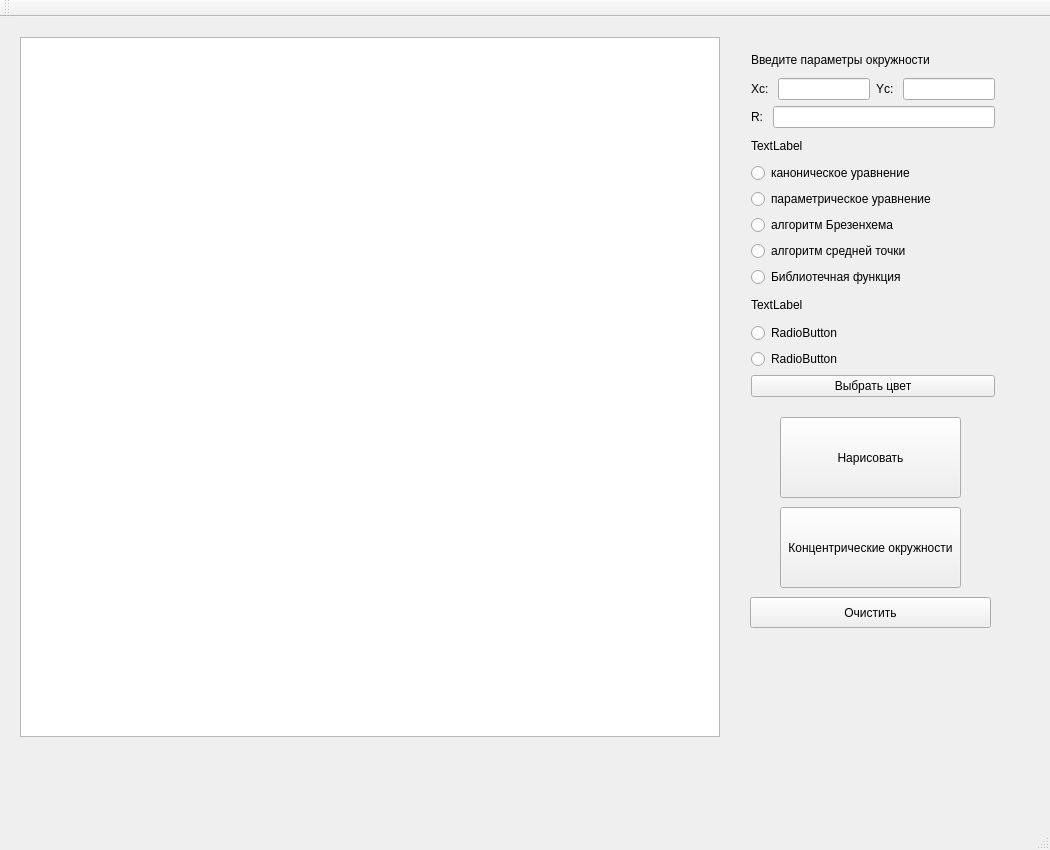
Qt form grafics/graf4/mainwindow.ui (ansushina/sem4) before a commit.
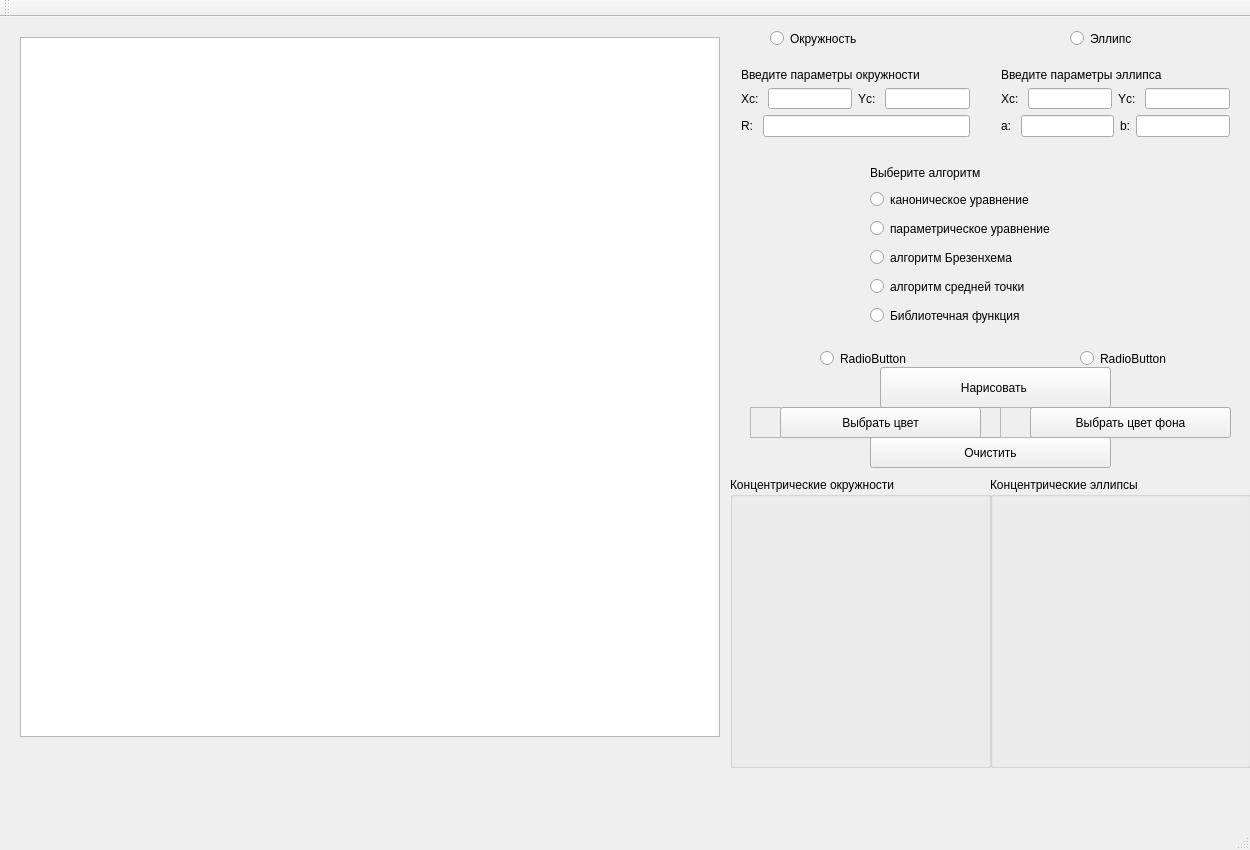
The same form after that commit.

What changed in the file:
```diff
--- a/grafics/graf4/mainwindow.ui
+++ b/grafics/graf4/mainwindow.ui
@@ -6,7 +6,7 @@
    <rect>
     <x>0</x>
     <y>0</y>
-    <width>1050</width>
+    <width>1250</width>
     <height>850</height>
    </rect>
   </property>
@@ -27,10 +27,10 @@
    <widget class="QWidget" name="verticalLayoutWidget">
     <property name="geometry">
      <rect>
-      <x>740</x>
-      <y>20</y>
-      <width>266</width>
-      <height>371</height>
+      <x>730</x>
+      <y>40</y>
+      <width>251</width>
+      <height>91</height>
      </rect>
     </property>
     <layout class="QVBoxLayout" name="verticalLayout">
@@ -79,96 +79,26 @@
        </item>
       </layout>
      </item>
-     <item>
-      <widget class="QLabel" name="label_5">
-       <property name="text">
-        <string>TextLabel</string>
-       </property>
-      </widget>
-     </item>
-     <item>
-      <widget class="QRadioButton" name="radioButton">
-       <property name="text">
-        <string>каноническое уравнение</string>
-       </property>
-      </widget>
-     </item>
-     <item>
-      <widget class="QRadioButton" name="radioButton_2">
-       <property name="text">
-        <string>параметрическое уравнение</string>
-       </property>
-      </widget>
-     </item>
-     <item>
-      <widget class="QRadioButton" name="radioButton_3">
-       <property name="text">
-        <string>алгоритм Брезенхема</string>
-       </property>
-      </widget>
-     </item>
-     <item>
-      <widget class="QRadioButton" name="radioButton_4">
-       <property name="text">
-        <string>алгоритм средней точки</string>
-       </property>
-      </widget>
-     </item>
-     <item>
-      <widget class="QRadioButton" name="radioButton_7">
-       <property name="text">
-        <string>Библиотечная функция </string>
-       </property>
-      </widget>
-     </item>
-     <item>
-      <widget class="QLabel" name="label_6">
-       <property name="text">
-        <string>TextLabel</string>
-       </property>
-      </widget>
-     </item>
-     <item>
-      <widget class="QRadioButton" name="radioButton_5">
-       <property name="text">
-        <string>RadioButton</string>
-       </property>
-      </widget>
-     </item>
-     <item>
-      <widget class="QRadioButton" name="radioButton_6">
-       <property name="text">
-        <string>RadioButton</string>
-       </property>
-      </widget>
-     </item>
-     <item>
-      <widget class="QPushButton" name="pushButton">
-       <property name="text">
-        <string>Выбрать цвет</string>
-       </property>
-      </widget>
-     </item>
     </layout>
    </widget>
    <widget class="QPushButton" name="pushButton_2">
     <property name="geometry">
      <rect>
-      <x>780</x>
-      <y>400</y>
-      <width>181</width>
-      <height>81</height>
+      <x>880</x>
+      <y>350</y>
+      <width>231</width>
+      <height>41</height>
      </rect>
     </property>
     <property name="text">
-     <string>Нарисовать</string>
+     <string>Нарисовать </string>
     </property>
    </widget>
    <widget class="QPushButton" name="pushButton_3">
     <property name="geometry">
      <rect>
-      <x>750</x>
-      <y>580</y>
+      <x>870</x>
+      <y>420</y>
       <width>241</width>
       <height>31</height>
      </rect>
@@ -177,19 +107,314 @@
      <string>Очистить</string>
     </property>
    </widget>
-   <widget class="QPushButton" name="pushButton_4">
+   <widget class="QLabel" name="label_5">
+    <property name="geometry">
+     <rect>
+      <x>870</x>
+      <y>146</y>
+      <width>264</width>
+      <height>19</height>
+     </rect>
+    </property>
+    <property name="text">
+     <string>Выберите алгоритм</string>
+    </property>
+   </widget>
+   <widget class="QRadioButton" name="radioButton_5">
+    <property name="geometry">
+     <rect>
+      <x>870</x>
+      <y>287</y>
+      <width>264</width>
+      <height>23</height>
+     </rect>
+    </property>
+    <property name="text">
+     <string>Библиотечная функция </string>
+    </property>
+    <attribute name="buttonGroup">
+     <string notr="true">buttonGroup_2</string>
+    </attribute>
+   </widget>
+   <widget class="QRadioButton" name="radioButton_3">
+    <property name="geometry">
+     <rect>
+      <x>870</x>
+      <y>229</y>
+      <width>264</width>
+      <height>23</height>
+     </rect>
+    </property>
+    <property name="text">
+     <string>алгоритм Брезенхема</string>
+    </property>
+    <attribute name="buttonGroup">
+     <string notr="true">buttonGroup_2</string>
+    </attribute>
+   </widget>
+   <widget class="QRadioButton" name="radioButton_4">
+    <property name="geometry">
+     <rect>
+      <x>870</x>
+      <y>258</y>
+      <width>264</width>
+      <height>23</height>
+     </rect>
+    </property>
+    <property name="text">
+     <string>алгоритм средней точки</string>
+    </property>
+    <attribute name="buttonGroup">
+     <string notr="true">buttonGroup_2</string>
+    </attribute>
+   </widget>
+   <widget class="QRadioButton" name="radioButton">
+    <property name="geometry">
+     <rect>
+      <x>870</x>
+      <y>171</y>
+      <width>264</width>
+      <height>23</height>
+     </rect>
+    </property>
+    <property name="text">
+     <string>каноническое уравнение</string>
+    </property>
+    <attribute name="buttonGroup">
+     <string notr="true">buttonGroup_2</string>
+    </attribute>
+   </widget>
+   <widget class="QRadioButton" name="radioButton_2">
+    <property name="geometry">
+     <rect>
+      <x>870</x>
+      <y>200</y>
+      <width>264</width>
+      <height>23</height>
+     </rect>
+    </property>
+    <property name="text">
+     <string>параметрическое уравнение</string>
+    </property>
+    <attribute name="buttonGroup">
+     <string notr="true">buttonGroup_2</string>
+    </attribute>
+   </widget>
+   <widget class="QWidget" name="verticalLayoutWidget_2">
+    <property name="geometry">
+     <rect>
+      <x>990</x>
+      <y>40</y>
+      <width>251</width>
+      <height>91</height>
+     </rect>
+    </property>
+    <layout class="QVBoxLayout" name="verticalLayout_2">
+     <item>
+      <widget class="QLabel" name="label_7">
+       <property name="text">
+        <string>Введите параметры эллипса</string>
+       </property>
+      </widget>
+     </item>
+     <item>
+      <layout class="QHBoxLayout" name="horizontalLayout_3">
+       <item>
+        <widget class="QLabel" name="label_8">
+         <property name="text">
+          <string>Xc: </string>
+         </property>
+        </widget>
+       </item>
+       <item>
+        <widget class="QLineEdit" name="x_el"/>
+       </item>
+       <item>
+        <widget class="QLabel" name="label_9">
+         <property name="text">
+          <string>Yc: </string>
+         </property>
+        </widget>
+       </item>
+       <item>
+        <widget class="QLineEdit" name="y_el"/>
+       </item>
+      </layout>
+     </item>
+     <item>
+      <layout class="QHBoxLayout" name="horizontalLayout_4">
+       <item>
+        <widget class="QLabel" name="label_10">
+         <property name="text">
+          <string>a: </string>
+         </property>
+        </widget>
+       </item>
+       <item>
+        <widget class="QLineEdit" name="a_el"/>
+       </item>
+       <item>
+        <widget class="QLabel" name="label_11">
+         <property name="text">
+          <string>b:</string>
+         </property>
+        </widget>
+       </item>
+       <item>
+        <widget class="QLineEdit" name="b_el"/>
+       </item>
+      </layout>
+     </item>
+    </layout>
+   </widget>
+   <widget class="QRadioButton" name="radioButton_8">
+    <property name="geometry">
+     <rect>
+      <x>770</x>
+      <y>10</y>
+      <width>112</width>
+      <height>23</height>
+     </rect>
+    </property>
+    <property name="text">
+     <string>Окружность</string>
+    </property>
+    <attribute name="buttonGroup">
+     <string notr="true">buttonGroup</string>
+    </attribute>
+   </widget>
+   <widget class="QRadioButton" name="radioButton_9">
+    <property name="geometry">
+     <rect>
+      <x>1070</x>
+      <y>10</y>
+      <width>112</width>
+      <height>23</height>
+     </rect>
+    </property>
+    <property name="text">
+     <string>Эллипс</string>
+    </property>
+    <attribute name="buttonGroup">
+     <string notr="true">buttonGroup</string>
+    </attribute>
+   </widget>
+   <widget class="QFrame" name="frame">
+    <property name="geometry">
+     <rect>
+      <x>750</x>
+      <y>390</y>
+      <width>31</width>
+      <height>31</height>
+     </rect>
+    </property>
+    <property name="frameShape">
+     <enum>QFrame::StyledPanel</enum>
+    </property>
+    <property name="frameShadow">
+     <enum>QFrame::Raised</enum>
+    </property>
+   </widget>
+   <widget class="QFrame" name="frame_2">
+    <property name="geometry">
+     <rect>
+      <x>1000</x>
+      <y>390</y>
+      <width>31</width>
+      <height>31</height>
+     </rect>
+    </property>
+    <property name="frameShape">
+     <enum>QFrame::StyledPanel</enum>
+    </property>
+    <property name="frameShadow">
+     <enum>QFrame::Raised</enum>
+    </property>
+   </widget>
+   <widget class="QPushButton" name="color_button">
     <property name="geometry">
      <rect>
       <x>780</x>
-      <y>490</y>
-      <width>181</width>
-      <height>81</height>
+      <y>390</y>
+      <width>201</width>
+      <height>31</height>
      </rect>
     </property>
     <property name="text">
+     <string>Выбрать цвет</string>
+    </property>
+   </widget>
+   <widget class="QPushButton" name="color_fon_button">
+    <property name="geometry">
+     <rect>
+      <x>1030</x>
+      <y>390</y>
+      <width>201</width>
+      <height>31</height>
+     </rect>
+    </property>
+    <property name="text">
+     <string>Выбрать цвет фона</string>
+    </property>
+   </widget>
+   <widget class="QGroupBox" name="groupBox">
+    <property name="geometry">
+     <rect>
+      <x>730</x>
+      <y>460</y>
+      <width>261</width>
+      <height>291</height>
+     </rect>
+    </property>
+    <property name="title">
      <string>Концентрические окружности</string>
     </property>
    </widget>
+   <widget class="QGroupBox" name="groupBox_2">
+    <property name="geometry">
+     <rect>
+      <x>990</x>
+      <y>460</y>
+      <width>261</width>
+      <height>291</height>
+     </rect>
+    </property>
+    <property name="title">
+     <string>Концентрические эллипсы</string>
+    </property>
+   </widget>
+   <widget class="QRadioButton" name="radioButton_norm">
+    <property name="geometry">
+     <rect>
+      <x>820</x>
+      <y>330</y>
+      <width>112</width>
+      <height>23</height>
+     </rect>
+    </property>
+    <property name="text">
+     <string>RadioButton</string>
+    </property>
+    <attribute name="buttonGroup">
+     <string notr="true">buttonGroup_3</string>
+    </attribute>
+   </widget>
+   <widget class="QRadioButton" name="radioButton_fon">
+    <property name="geometry">
+     <rect>
+      <x>1080</x>
+      <y>330</y>
+      <width>112</width>
+      <height>23</height>
+     </rect>
+    </property>
+    <property name="text">
+     <string>RadioButton</string>
+    </property>
+    <attribute name="buttonGroup">
+     <string notr="true">buttonGroup_3</string>
+    </attribute>
+   </widget>
   </widget>
   <widget class="QMenuBar" name="menuBar">
    <property name="geometry">
```
Left out of the diff: 17 changed lines with no effect on the pictures.
